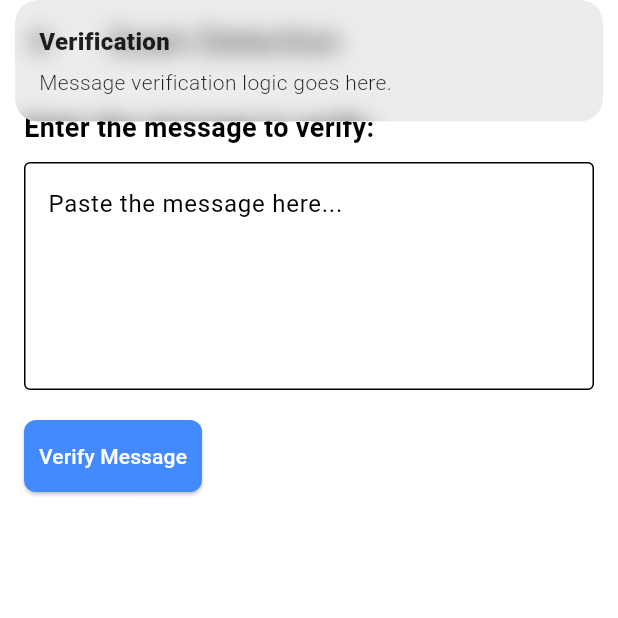
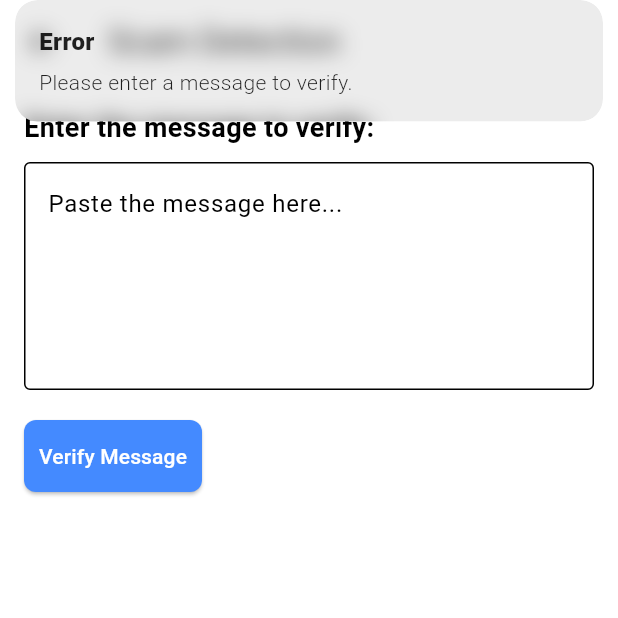
Before and after one commit to dhruvjaink07/scamurai, a Flutter app: the ScamDetectionScreen screen opened by its route, after a tap on "Verify Message", on a phone screen of 412 x 824 dp, the top half of it. Run offline on Flutter 3.47's test engine with Material 3 defaults, Android fonts, the light colour scheme and no system bars; our stand-ins replace appwrite, dio, file_picker, flutter_markdown, get, image_picker and 1 more; missing offline and left inert: android_intent_plus, share_handler; accounts and stored records are empty.

Commit message:
Message detection

```diff
--- a/lib/presentation/screens/scam_detection_screen.dart
+++ b/lib/presentation/screens/scam_detection_screen.dart
@@ -1,6 +1,7 @@
 import 'dart:async';
 import 'package:flutter/material.dart';
 import 'package:get/get.dart';
+import 'package:scamurai/data/services/phishing_detection_service.dart';
 import 'package:share_handler/share_handler.dart';
 
 class ScamDetectionScreen extends StatefulWidget {
@@ -9,9 +10,12 @@ class ScamDetectionScreen extends StatefulWidget {
 }
 
 class _ScamDetectionScreenState extends State<ScamDetectionScreen> {
+  final ScamDetectionService _scamDetectionService = ScamDetectionService();
   StreamSubscription<SharedMedia>? _streamSubscription;
   TextEditingController _messageController = TextEditingController();
   String? sharedText;
+  Map<String, dynamic>? _apiResponse; // To store the API response
+  bool _isLoading = false; // To track loading state
 
   @override
   void initState() {
@@ -52,16 +56,36 @@ class _ScamDetectionScreenState extends State<ScamDetectionScreen> {
     }
   }
 
+  void _verifyMessage() async {
+    final message = _messageController.text.trim();
+    if (message.isEmpty) {
+      Get.snackbar("Error", "Please enter a message to verify.");
+      return;
+    }
+
+    setState(() {
+      _isLoading = true;
+      _apiResponse = null;
+    });
+
+    final response = await _scamDetectionService.detectScam(message);
+
+    setState(() {
+      _isLoading = false;
+      if (response != null) {
+        _apiResponse = response;
+      } else {
+        Get.snackbar(
+            "Error", "Failed to verify the message. Please try again.");
+      }
+    });
+  }
+
   @override
   void dispose() {
     _streamSubscription?.cancel(); // Cleanup
     _messageController.dispose();
     super.dispose();
-  }
-
-  void _verifyMessage() {
-    // Implement your message verification logic here
-    Get.snackbar("Verification", "Message verification logic goes here.");
   }
 
   @override
@@ -86,7 +110,7 @@ class _ScamDetectionScreenState extends State<ScamDetectionScreen> {
             ),
             const SizedBox(height: 20),
             ElevatedButton(
-              onPressed: _verifyMessage,
+              onPressed: _isLoading ? null : _verifyMessage,
               style: ElevatedButton.styleFrom(
                 padding:
                     const EdgeInsets.symmetric(vertical: 14, horizontal: 10),
@@ -94,8 +118,72 @@ class _ScamDetectionScreenState extends State<ScamDetectionScreen> {
                     borderRadius: BorderRadius.circular(8)),
                 backgroundColor: Colors.blueAccent,
               ),
-              child: const Text("Verify Message"),
+              child: _isLoading
+                  ? const CircularProgressIndicator(
+                      valueColor: AlwaysStoppedAnimation<Color>(Colors.white),
+                    )
+                  : const Text("Verify Message"),
             ),
+            const SizedBox(height: 20),
+            if (_apiResponse != null)
+              Column(
+                crossAxisAlignment: CrossAxisAlignment.start,
+                children: [
+                  Text(
+                    _apiResponse!["prediction"] == "PHISHING"
+                        ? "This message is Phishy."
+                        : "This message is Not Phishy.",
+                    style: TextStyle(
+                      fontSize: 18,
+                      fontWeight: FontWeight.bold,
+                      color: _apiResponse!["prediction"] == "PHISHING"
+                          ? Colors.red
+                          : Colors.green,
+                    ),
+                  ),
+                  const SizedBox(height: 10),
+                  ExpansionTile(
+                    title: const Text(
+                      "Advanced Report",
+                      style:
+                          TextStyle(fontSize: 16, fontWeight: FontWeight.bold),
+                    ),
+                    children: [
+                      Padding(
+                        padding: const EdgeInsets.all(8.0),
+                        child: Column(
+                          crossAxisAlignment: CrossAxisAlignment.start,
+                          children: _apiResponse!.entries
+                              .where((entry) =>
+                                  entry.key != "message" &&
+                                  entry.key != "url" &&
+                                  entry.key !=
+                                      "status") // Exclude "message" and "url"
+                              .map((entry) => Padding(
+                                    padding: const EdgeInsets.symmetric(
+                                        vertical: 4.0),
+                                    child: Row(
+                                      crossAxisAlignment:
+                                          CrossAxisAlignment.start,
+                                      children: [
+                                        Text(
+                                          "${entry.key}: ",
+                                          style: const TextStyle(
+                                              fontWeight: FontWeight.bold),
+                                        ),
+                                        Expanded(
+                                          child: Text(entry.value.toString()),
+                                        ),
+                                      ],
+                                    ),
+                                  ))
+                              .toList(),
+                        ),
+                      ),
+                    ],
+                  ),
+                ],
+              ),
           ],
         ),
       ),
```
Also changed, not shown: lib/presentation/screens/website_verifier_screen.dart (+30 -0 lines).
